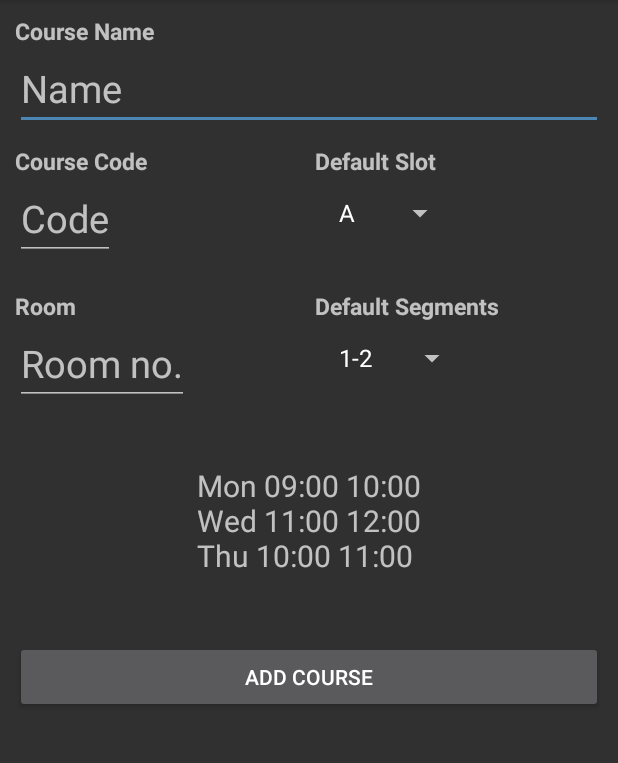
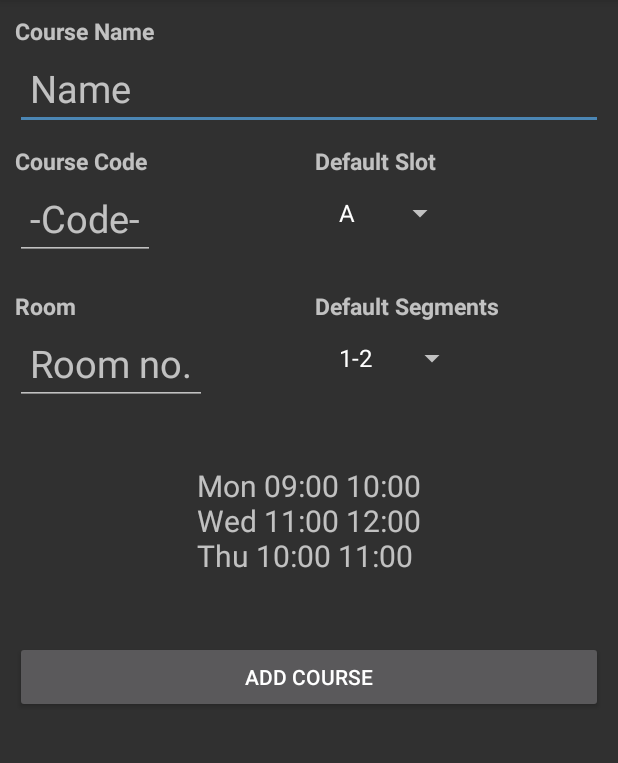
Before and after one commit to DarkKnight2000/ADashboard, an Android app: the AddCourse screen opened directly, with no data from a screen before it, on a phone screen of 412 x 824 dp, the part 84-847 px from its top. Run offline under Robolectric (Android 15) with nearby library versions, the phone set to English and light mode, and no system bars; libraries missing offline, so code that uses them is left out: io.realm; 1 statement that could not run was skipped.

Commit message:
Layout changes

```diff
--- a/app/build.gradle
+++ b/app/build.gradle
@@ -14,8 +14,8 @@ android {
         applicationId "com.rishi.dash3"
         minSdkVersion 24
         targetSdkVersion 28
-        versionCode 2
-        versionName "1.1"
+        versionCode 4
+        versionName "1.3"
         testInstrumentationRunner "androidx.test.runner.AndroidJUnitRunner"
     }
     buildTypes {
--- a/app/src/main/java/com/rishi/dash3/DashEntry.kt
+++ b/app/src/main/java/com/rishi/dash3/DashEntry.kt
@@ -11,7 +11,6 @@ import io.realm.Realm
 class DashEntry : Application() {
     override fun onCreate() {
         super.onCreate()
-        AppCompatDelegate.setDefaultNightMode(AppCompatDelegate.MODE_NIGHT_YES)
         Realm.init(this)
         val realmConfig = RealmConfiguration.Builder()
             .name("dash.realm")
--- a/app/src/main/java/com/rishi/dash3/DateHelper.kt
+++ b/app/src/main/java/com/rishi/dash3/DateHelper.kt
@@ -1,6 +1,5 @@
 package com.rishi.dash3
 
-import com.rishi.dash3.Fragments.Settings
 import com.rishi.dash3.Models.EachClass
 import io.realm.Realm
 import java.text.SimpleDateFormat
--- a/app/src/main/java/com/rishi/dash3/Activties/AddCourse.kt
+++ b/app/src/main/java/com/rishi/dash3/activties/AddCourse.kt
@@ -1,17 +1,17 @@
-package com.rishi.dash3.Activties
+package com.rishi.dash3.activties
 
 
 import android.os.Bundle
-import android.util.Log
 import android.view.View
 import android.widget.*
 import androidx.appcompat.app.AlertDialog
 import androidx.appcompat.app.AppCompatActivity
+import androidx.appcompat.widget.Toolbar
 import com.rishi.dash3.*
 import com.rishi.dash3.Models.EachClass
 import com.rishi.dash3.Models.EachCourse
 import io.realm.Realm
-import kotlinx.android.synthetic.main.fragment_add_course.*
+import kotlinx.android.synthetic.main.activity_add_course.*
 
 class AddCourse : AppCompatActivity() {
 
@@ -19,8 +19,9 @@ class AddCourse : AppCompatActivity() {
 
     override fun onCreate(savedInstanceState: Bundle?) {
         super.onCreate(savedInstanceState)
-        setContentView(R.layout.fragment_add_course)
-        actionBar?.title = "Course Info"
+        setContentView(R.layout.activity_add_course)
+        actionBar?.title = "Add Course"
+        actionBar?.setDisplayHomeAsUpEnabled(true)
         realm = Realm.getDefaultInstance()
 
         // Inflate the layout for this fragment
@@ -35,9 +36,9 @@ class AddCourse : AppCompatActivity() {
         classMap["A"] = arrayListOf("Mon 09:00 10:00", "Wed 11:00 12:00", "Thu 10:00 11:00")
         classMap["B"] = arrayListOf("Mon 10:00 11:00", "Wed 09:00 10:00", "Thu 11:00 12:00")
         classMap["C"] = arrayListOf("Mon 11:00 12:00", "Wed 10:00 11:00", "Thu 09:00 10:00")
-        classMap["D"] = arrayListOf("Mon 12:00 13:00", "Wed 09:00 10:00", "Fri 11:00 12:00")
+        classMap["D"] = arrayListOf("Mon 12:00 13:00", "Tue 09:00 10:00", "Fri 11:00 12:00")
         classMap["E"] = arrayListOf("Tue 10:00 11:00", "Thu 12:00 13:00", "Fri 09:00 10:00")
-        classMap["F"] = arrayListOf("Tue 11:00 12:00", "Wed 14:30 15:30", "Thu 10:00 11:00")
+        classMap["F"] = arrayListOf("Tue 11:00 12:00", "Wed 14:30 15:30", "Fri 10:00 11:00")
         classMap["G"] = arrayListOf("Tue 12:00 13:00", "Wed 12:00 13:00", "Fri 12:00 13:00")
         classMap["P"] = arrayListOf("Mon 14:30 16:00", "Thu 16:00 17:30")
         classMap["Q"] = arrayListOf("Mon 16:00 17:30", "Thu 14:30 16:00")
@@ -64,9 +65,9 @@ class AddCourse : AppCompatActivity() {
         slotSel.onItemSelectedListener = object : AdapterView.OnItemSelectedListener {
             override fun onItemSelected(parent: AdapterView<*>, view: View, position: Int, id: Long) {
                 Toast.makeText(this@AddCourse, "Selected " + preSlots[position], Toast.LENGTH_SHORT).show()
-                val arr = classMap[preSlots[position]]!!
+                val arr = classMap[preSlots[position]]
                 var str = ""
-                for(a in arr) str += a + "\n"
+                if(arr != null) for(a in arr) str += a + "\n"
                 defClses.text = str
             }
 
--- a/app/src/main/java/com/rishi/dash3/Activties/CourseInfo.kt
+++ b/app/src/main/java/com/rishi/dash3/activties/CourseInfo.kt
@@ -1,4 +1,4 @@
-package com.rishi.dash3.Activties
+package com.rishi.dash3.activties
 
 import android.app.DatePickerDialog
 import android.app.TimePickerDialog
@@ -15,7 +15,7 @@ import androidx.appcompat.app.AlertDialog
 import androidx.appcompat.app.AppCompatActivity
 import androidx.recyclerview.widget.LinearLayoutManager
 import com.rishi.dash3.*
-import com.rishi.dash3.Adapters.InfoAdapter
+import com.rishi.dash3.adapters.InfoAdapter
 import com.rishi.dash3.Models.EachClass
 import com.rishi.dash3.Models.EachCourse
 import com.rishi.dash3.Models.Settings
--- a/app/src/main/java/com/rishi/dash3/Fragments/AllCourseFrag.kt
+++ b/app/src/main/java/com/rishi/dash3/fragments/AllCourseFrag.kt
@@ -1,4 +1,4 @@
-package com.rishi.dash3.Fragments
+package com.rishi.dash3.fragments
 
 
 import android.content.Intent
@@ -10,8 +10,8 @@ import android.view.ViewGroup
 import android.widget.Button
 import androidx.recyclerview.widget.LinearLayoutManager
 import androidx.recyclerview.widget.RecyclerView
-import com.rishi.dash3.Activties.AddCourse
-import com.rishi.dash3.Adapters.ClassesAdapter
+import com.rishi.dash3.activties.AddCourse
+import com.rishi.dash3.adapters.ClassesAdapter
 import com.rishi.dash3.Models.EachCourse
 import com.rishi.dash3.R
 import io.realm.Realm
--- a/app/src/main/res/layout/fragment_add_course.xml
+++ b/app/src/main/res/layout/activity_add_course.xml
@@ -27,6 +27,8 @@
             android:hint="Name"
             android:textSize="25sp"
             android:layout_below="@id/textView"
+            android:inputType="textCapSentences"
+            android:paddingHorizontal="10dp"
             />
         <TextView
             android:text="Course Code"
@@ -44,9 +46,11 @@
             android:layout_width="wrap_content"
             android:layout_height="wrap_content"
             android:id="@+id/textView3"
-            android:hint="Code"
+            android:hint="-Code-"
             android:textSize="25sp"
             android:layout_below="@id/textView4"
+            android:inputType="textCapCharacters"
+            android:paddingHorizontal="10dp"
             />
 
         <TextView
@@ -86,6 +90,8 @@
             android:hint="Room no."
             android:textSize="25sp"
             android:layout_below="@id/roomLabel"
+            android:inputType="textCapSentences"
+            android:paddingHorizontal="10dp"
             />
 
         <TextView
--- a/app/src/main/res/layout/activity_courseinfo.xml
+++ b/app/src/main/res/layout/activity_courseinfo.xml
@@ -192,6 +192,7 @@
                     android:layout_below="@id/endLabel"
                     android:id="@+id/roomName"
                     android:hint="Room"
+                    android:inputType="textCapSentences"
                     />
 
                 <Button
--- a/app/src/main/res/layout/edit_info_card.xml
+++ b/app/src/main/res/layout/edit_info_card.xml
@@ -1,7 +1,6 @@
 <?xml version="1.0" encoding="utf-8"?>
 <androidx.cardview.widget.CardView xmlns:android="http://schemas.android.com/apk/res/android"
     xmlns:card_view="http://schemas.android.com/tools"
-    xmlns:app="http://schemas.android.com/apk/res-auto"
     android:orientation="vertical"
     android:layout_width="match_parent"
     android:layout_height="wrap_content"
```
Also changed, not shown: app/src/main/AndroidManifest.xml (+6 -3 lines), app/src/main/java/com/rishi/dash3/activties/AllCourses.kt (renamed from app/src/main/java/com/rishi/dash3/Activties/AllCourses.kt, +1 -8 lines), app/src/main/java/com/rishi/dash3/activties/CalendarActivity.kt (renamed from app/src/main/java/com/rishi/dash3/Activties/CalendarActivity.kt, +1 -15 lines), app/src/main/java/com/rishi/dash3/activties/MainActivity.kt (renamed from app/src/main/java/com/rishi/dash3/Activties/MainActivity.kt, +8 -5 lines), app/src/main/java/com/rishi/dash3/adapters/ClassInfoAdapter.kt (renamed from app/src/main/java/com/rishi/dash3/Adapters/ClassInfoAdapter.kt, +5 -5 lines), app/src/main/java/com/rishi/dash3/adapters/CourseInfoAdapter.kt (renamed from app/src/main/java/com/rishi/dash3/Adapters/CourseInfoAdapter.kt, +3 -4 lines), app/src/main/java/com/rishi/dash3/fragments/CalendarFragment.kt (renamed from app/src/main/java/com/rishi/dash3/Fragments/CalendarFragment.kt, +4 -8 lines), app/src/main/java/com/rishi/dash3/fragments/Settings.kt (renamed from app/src/main/java/com/rishi/dash3/Fragments/Settings.kt, +30 -4 lines), app/src/main/res/layout/activity_allcourses.xml (+14 -2 lines), 1 other file.
